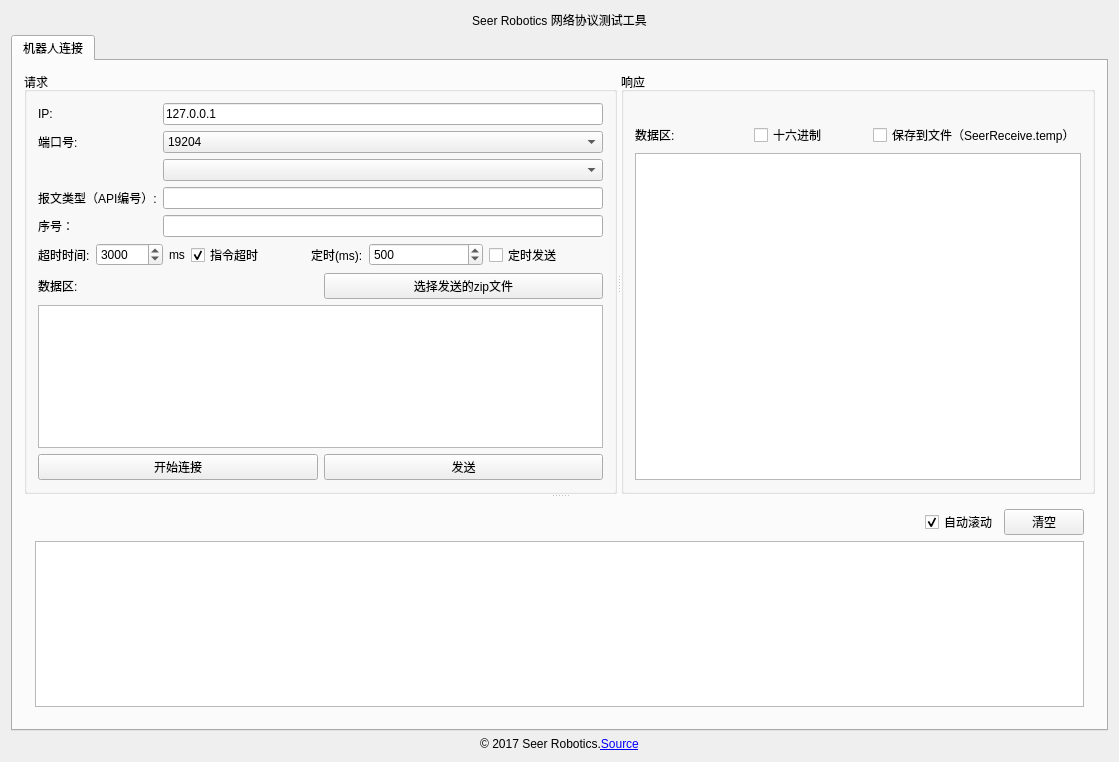
First picture: the form in SCTcpToolWidget.ui, repository seer-robotics/SeerTCPTest, before the edit.
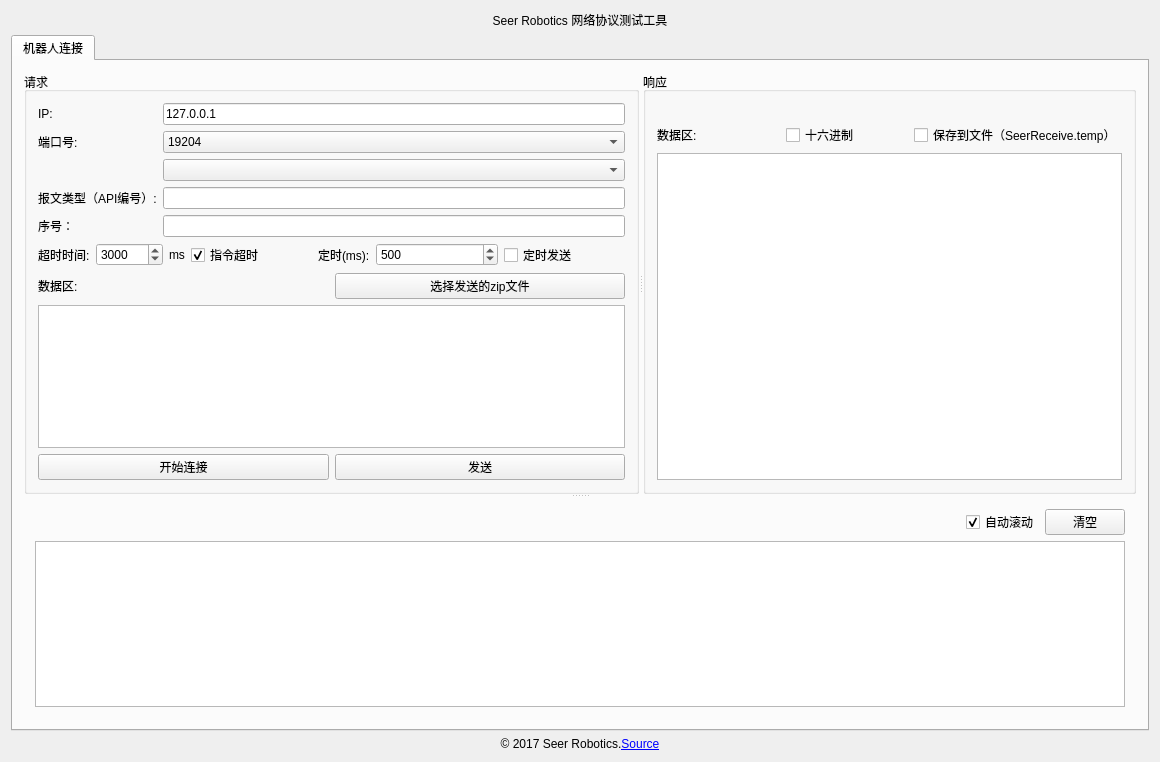
Second picture: the form after the edit.

```diff
--- a/SCTcpToolWidget.ui
+++ b/SCTcpToolWidget.ui
@@ -6,7 +6,7 @@
    <rect>
     <x>0</x>
     <y>0</y>
-    <width>1119</width>
+    <width>1160</width>
     <height>762</height>
    </rect>
   </property>
```
